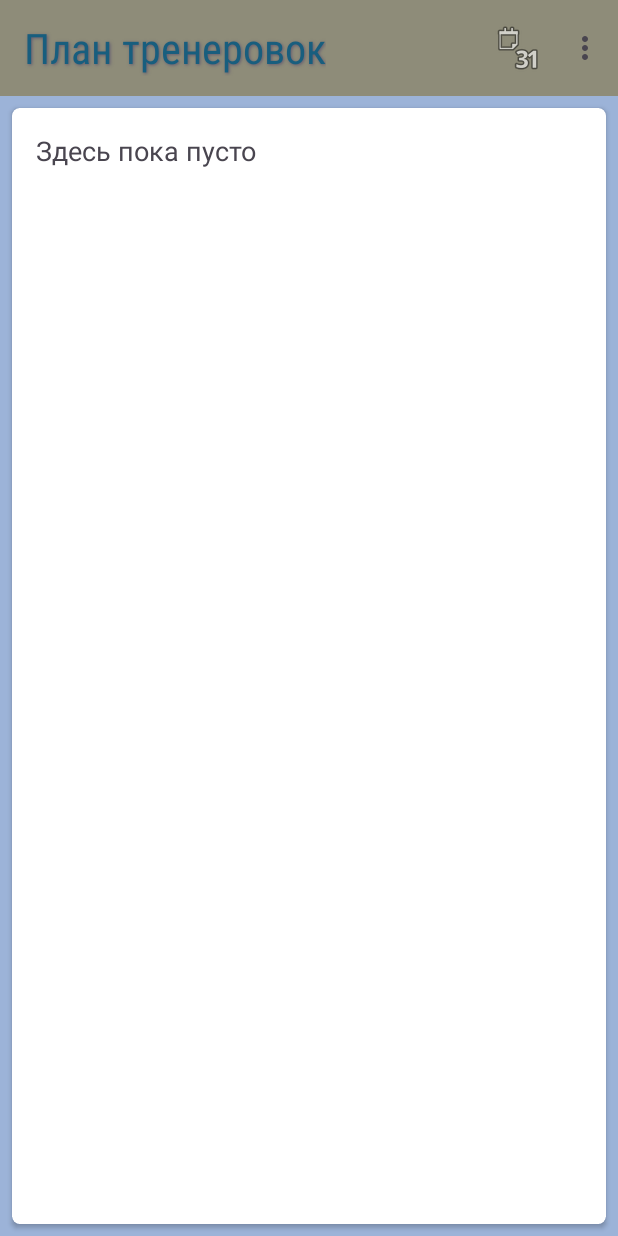
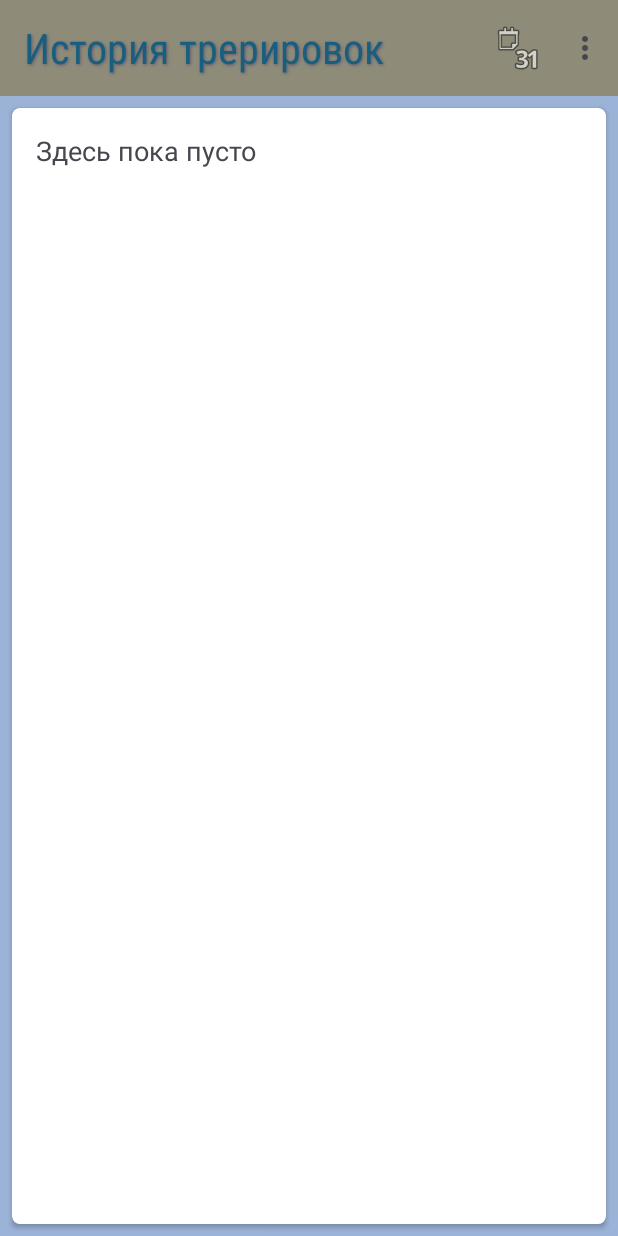
Before and after one commit to KotlyarovSergey/WorkoutSchedule, an Android app: the screen it shows after launch (MainActivity), after a tap on "История", on a phone screen of 412 x 824 dp. Run offline under Robolectric (Android 15) with nearby library versions, the phone set to English and light mode, and no system bars; our stand-ins replace data binding; Roboto replaces fonts that are not available here.

Commit message:
Title on ActionBar by each fragment

```diff
--- a/app/src/main/java/com/ksv/workoutschedule/presentation/HistoryFragment.kt
+++ b/app/src/main/java/com/ksv/workoutschedule/presentation/HistoryFragment.kt
@@ -1,9 +1,11 @@
 package com.ksv.workoutschedule.presentation
 
 import android.os.Bundle
+import android.util.Log
 import android.view.LayoutInflater
 import android.view.View
 import android.view.ViewGroup
+import androidx.appcompat.app.AppCompatActivity
 import androidx.fragment.app.Fragment
 import com.ksv.workoutschedule.data.HistoryRepository
 import com.ksv.workoutschedule.databinding.FragmentHistoryBinding
@@ -28,6 +30,8 @@ class HistoryFragment : Fragment() {
 
     override fun onViewCreated(view: View, savedInstanceState: Bundle?) {
         super.onViewCreated(view, savedInstanceState)
+
+        (activity as AppCompatActivity).supportActionBar?.title = TITLE
 
         val historyList = loadHistoryList()
         showHistoryList(historyList)
@@ -73,6 +77,7 @@ class HistoryFragment : Fragment() {
     }
 
     companion object {
+        private const val TITLE = "История трерировок"
         private const val VOID_HISTORY_MSG = "Здесь пока пусто"
     }
 }
--- a/app/src/main/java/com/ksv/workoutschedule/presentation/SettingsFragment.kt
+++ b/app/src/main/java/com/ksv/workoutschedule/presentation/SettingsFragment.kt
@@ -5,6 +5,7 @@ import androidx.fragment.app.Fragment
 import android.view.LayoutInflater
 import android.view.View
 import android.view.ViewGroup
+import androidx.appcompat.app.AppCompatActivity
 import androidx.lifecycle.lifecycleScope
 import com.ksv.workoutschedule.data.HistoryRepository
 import com.ksv.workoutschedule.databinding.FragmentSettingsBinding
@@ -30,6 +31,8 @@ class SettingsFragment : Fragment() {
 
     override fun onViewCreated(view: View, savedInstanceState: Bundle?) {
         super.onViewCreated(view, savedInstanceState)
+        (activity as AppCompatActivity).supportActionBar?.title = TITLE
+
         binding.yesAnswerTv.setOnClickListener {
             when(confirmType){
                 ConfirmType.CLEAR_HISTORY -> {
@@ -77,6 +80,7 @@ class SettingsFragment : Fragment() {
     }
 
     companion object{
+        private const val TITLE = "Настройки"
         enum class ConfirmType{
             CLEAR_HISTORY, NONE
         }
--- a/app/src/main/java/com/ksv/workoutschedule/presentation/WorkoutFragment.kt
+++ b/app/src/main/java/com/ksv/workoutschedule/presentation/WorkoutFragment.kt
@@ -4,6 +4,7 @@ import android.os.Bundle
 import android.view.LayoutInflater
 import android.view.View
 import android.view.ViewGroup
+import androidx.appcompat.app.AppCompatActivity
 import androidx.fragment.app.Fragment
 import androidx.fragment.app.viewModels
 import com.ksv.workoutschedule.databinding.FragmentWorkoutBinding
@@ -28,4 +29,12 @@ class WorkoutFragment : Fragment() {
         super.onDestroy()
         _binding = null
     }
+
+    override fun onViewCreated(view: View, savedInstanceState: Bundle?) {
+        super.onViewCreated(view, savedInstanceState)
+        (activity as AppCompatActivity).supportActionBar?.title = TITLE
+    }
+    companion object{
+        private const val TITLE = "План тренировок"
+    }
 }
```
